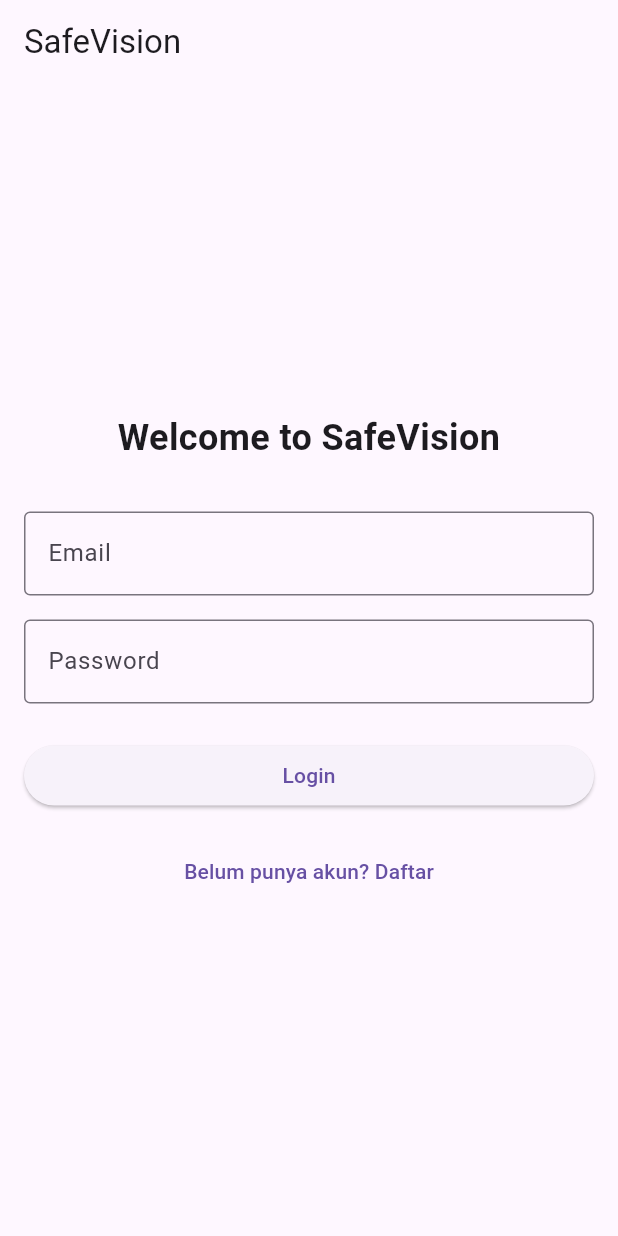
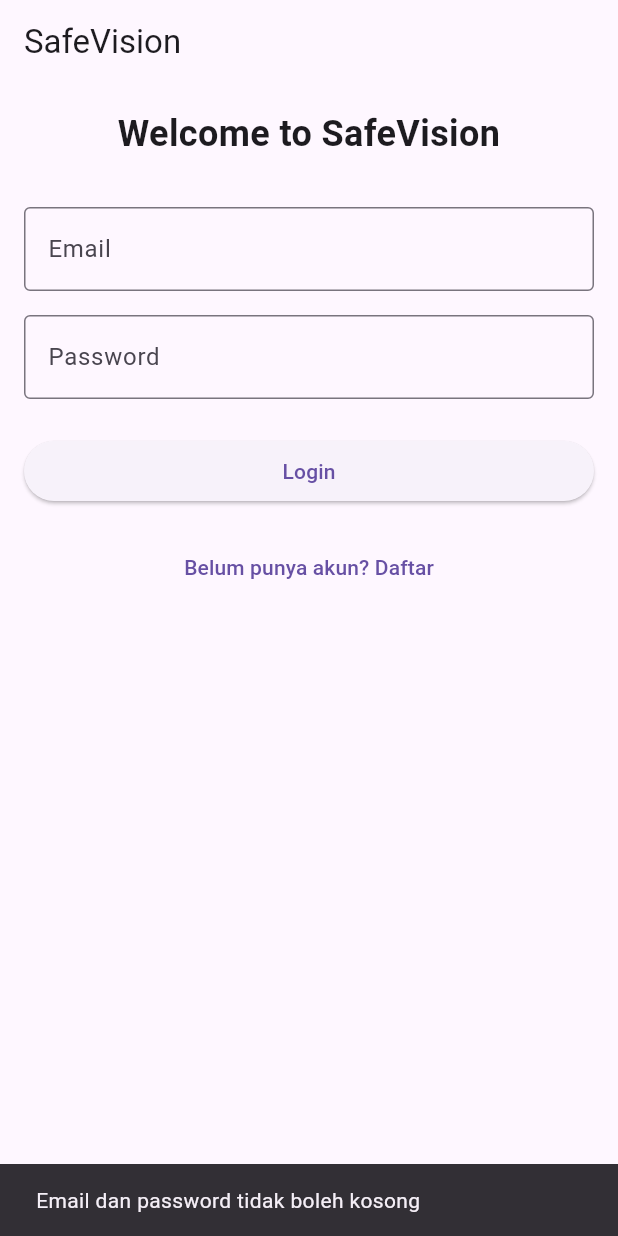
Before and after one commit to DP6ADAMFIRDAUS221401083/safevision, a Flutter app: the screen it shows after launch, after a tap on "Login", on a phone screen of 412 x 824 dp. Run offline on Flutter 3.47's test engine with Material 3 defaults, Android fonts, the phone set to English and light mode, and no system bars; our stand-ins replace firebase_auth, firebase_core; accounts and stored records are empty.

Commit message:
login berhasil

```diff
--- a/lib/screens/login_screen.dart
+++ b/lib/screens/login_screen.dart
@@ -1,8 +1,82 @@
 import 'package:flutter/material.dart';
+import 'package:firebase_auth/firebase_auth.dart';
+import '../services/auth_service.dart';
 import 'register_screen.dart';
+import 'home_screen.dart';
 
-class LoginScreen extends StatelessWidget {
+class LoginScreen extends StatefulWidget {
   const LoginScreen({super.key});
+
+  @override
+  State<LoginScreen> createState() => _LoginScreenState();
+}
+
+class _LoginScreenState extends State<LoginScreen> {
+  final TextEditingController _emailController = TextEditingController();
+  final TextEditingController _passwordController = TextEditingController();
+  final AuthService _authService = AuthService();
+  bool _isLoading = false;
+
+  void _login() async {
+    final email = _emailController.text.trim();
+    final password = _passwordController.text;
+
+    if (email.isEmpty || password.isEmpty) {
+      _showSnackbar('Email dan password tidak boleh kosong');
+      return;
+    }
+
+    setState(() {
+      _isLoading = true;
+    });
+
+    try {
+      await _authService.loginWithEmailAndPassword(
+        email: email,
+        password: password,
+      );
+
+      if (mounted) {
+        Navigator.pushReplacement(
+          context,
+          MaterialPageRoute(builder: (context) => const HomeScreen()),
+        );
+      }
+    } on FirebaseAuthException catch (e) {
+      if (e.code == 'user-not-found') {
+        _showSnackbar('Email tidak ditemukan');
+      } else if (e.code == 'wrong-password') {
+        _showSnackbar('Password salah');
+      } else if (e.code == 'invalid-credential') {
+        _showSnackbar('Email atau password salah');
+      } else if (e.code == 'invalid-email') {
+        _showSnackbar('Format email tidak valid');
+      } else {
+        _showSnackbar('Terjadi kesalahan: ${e.message}');
+      }
+    } catch (e) {
+      _showSnackbar('Terjadi kesalahan saat login');
+    } finally {
+      if (mounted) {
+        setState(() {
+          _isLoading = false;
+        });
+      }
+    }
+  }
+
+  void _showSnackbar(String message) {
+    ScaffoldMessenger.of(context).showSnackBar(
+      SnackBar(content: Text(message)),
+    );
+  }
+
+  @override
+  void dispose() {
+    _emailController.dispose();
+    _passwordController.dispose();
+    super.dispose();
+  }
 
   @override
   Widget build(BuildContext context) {
@@ -12,6 +86,7 @@
       ),
       body: Padding(
         padding: const EdgeInsets.all(16.0),
+        child: SingleChildScrollView(
           child: Column(
             mainAxisAlignment: MainAxisAlignment.center,
             crossAxisAlignment: CrossAxisAlignment.stretch,
@@ -22,23 +97,28 @@
                 textAlign: TextAlign.center,
               ),
               const SizedBox(height: 32),
-            const TextField(
-              decoration: InputDecoration(
+              TextField(
+                controller: _emailController,
+                decoration: const InputDecoration(
                   labelText: 'Email',
                   border: OutlineInputBorder(),
                 ),
+                keyboardType: TextInputType.emailAddress,
               ),
               const SizedBox(height: 16),
-            const TextField(
+              TextField(
+                controller: _passwordController,
                 obscureText: true,
-              decoration: InputDecoration(
+                decoration: const InputDecoration(
                   labelText: 'Password',
                   border: OutlineInputBorder(),
                 ),
               ),
               const SizedBox(height: 24),
-            ElevatedButton(
-              onPressed: () {},
+              _isLoading
+                  ? const Center(child: CircularProgressIndicator())
+                  : ElevatedButton(
+                      onPressed: _login,
                       child: const Text('Login'),
                     ),
               const SizedBox(height: 16),
@@ -54,6 +134,7 @@
             ],
           ),
         ),
+      ),
     );
   }
 }
--- a/lib/services/auth_service.dart
+++ b/lib/services/auth_service.dart
@@ -12,4 +12,14 @@
       password: password,
     );
   }
+
+  Future<UserCredential> loginWithEmailAndPassword({
+    required String email,
+    required String password,
+  }) async {
+    return await _auth.signInWithEmailAndPassword(
+      email: email,
+      password: password,
+    );
+  }
 }
```
Lines whose indentation alone changed are shown as unchanged.
